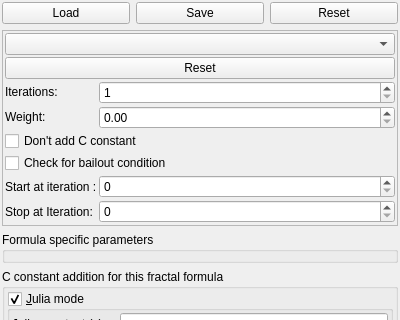
Qt form mandelbulber2/qt/tab_fractal.ui (buddhi1980/mandelbulber2) before a commit; both pictures show x 0 to 400 and y 0 to 320 of the 400 by 1015 pixel window.
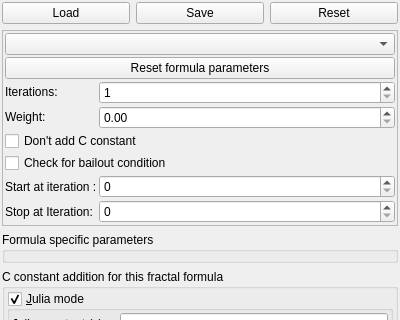
The same form after that commit. Custom widgets are drawn as their Qt base class.

Commit message: Reset button didn't reset parameters in fractal tab

Diff of the .ui file:
```diff
--- a/mandelbulber2/qt/tab_fractal.ui
+++ b/mandelbulber2/qt/tab_fractal.ui
@@ -86,7 +86,7 @@
         <item row="1" column="0" colspan="2">
          <widget class="QPushButton" name="pushButton_reset_formula">
           <property name="text">
-           <string>Reset</string>
+           <string>Reset formula parameters</string>
           </property>
          </widget>
         </item>
```
The commit also changes 1 other file.
